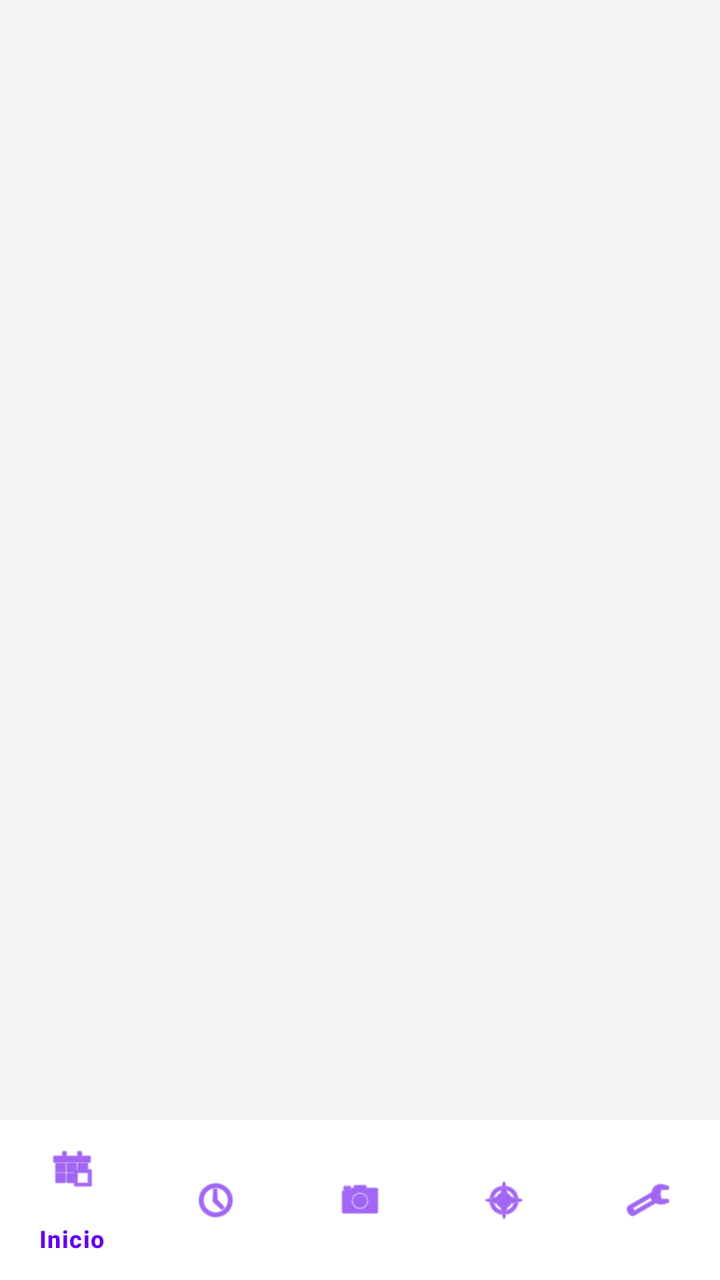
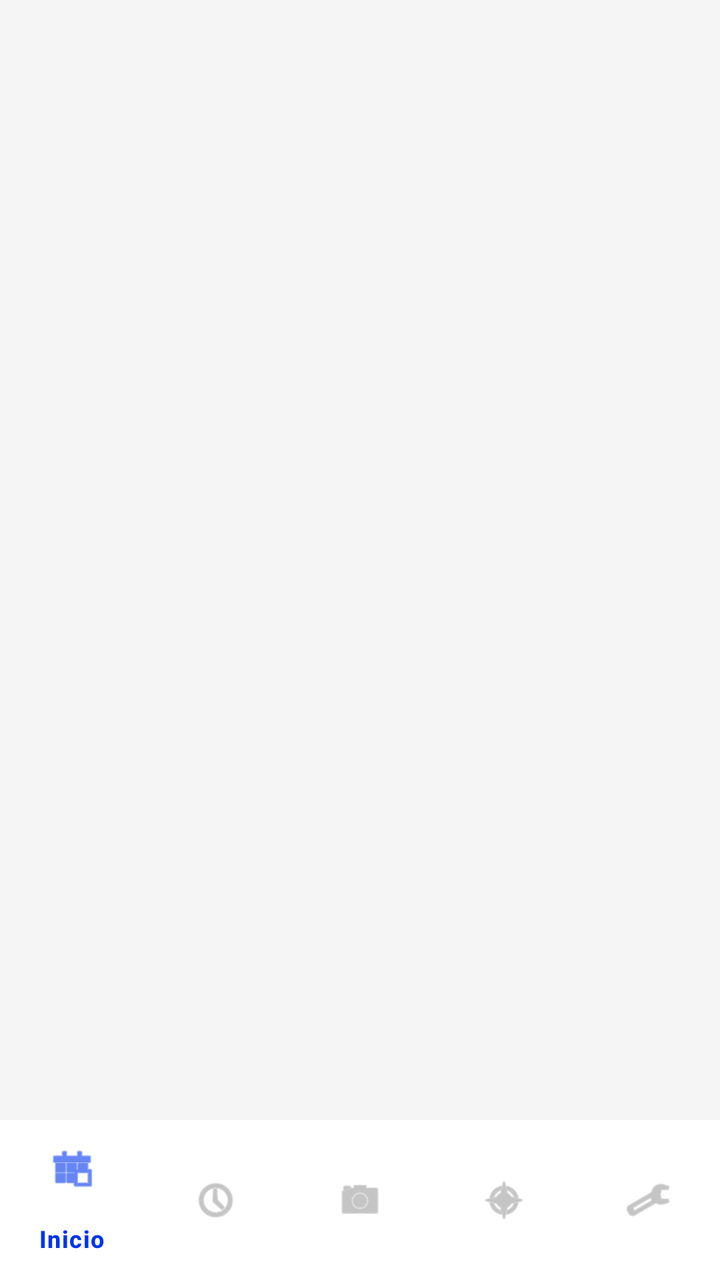

Screens rendered from an Android XML layout before and after an edit, with the pre-edit source and the edit as a unified diff.
<!-- AndroidManifest.xml: application theme Theme.TFGDIABETESAPP -->
<!-- res/layout/activity_main.xml -->
<?xml version="1.0" encoding="utf-8"?>
<androidx.constraintlayout.widget.ConstraintLayout xmlns:android="http://schemas.android.com/apk/res/android"
    xmlns:app="http://schemas.android.com/apk/res-auto"
    android:layout_width="match_parent"
    android:layout_height="match_parent"
    android:background="#F5F5F5">

    <androidx.fragment.app.FragmentContainerView
        android:id="@+id/fragment_container"
        android:layout_width="match_parent"
        android:layout_height="0dp"
        app:layout_constraintTop_toTopOf="parent"
        app:layout_constraintBottom_toTopOf="@id/bottom_navigation" />

    <com.google.android.material.bottomnavigation.BottomNavigationView
        android:id="@+id/bottom_navigation"
        android:layout_width="match_parent"
        android:layout_height="wrap_content"
        android:background="#FFFFFF"
        app:menu="@menu/bottom_nav_menu"
        app:itemIconTint="#6200EE"
        app:itemTextColor="#6200EE"
        app:layout_constraintBottom_toBottomOf="parent"
        app:layout_constraintEnd_toEndOf="parent"
        app:layout_constraintStart_toStartOf="parent" />

</androidx.constraintlayout.widget.ConstraintLayout>
<!-- resources referenced by this layout -->
<resources>
  <style name="Theme.TFGDIABETESAPP" parent="Base.Theme.TFGDIABETESAPP" />
  <style name="Base.Theme.TFGDIABETESAPP" parent="Theme.Material3.DayNight.NoActionBar">
          
          
      </style>
</resources>

<!-- the commit's change to res/layout/activity_main.xml (unified diff, before → after) -->
@@ -18,8 +18,10 @@
         android:layout_height="wrap_content"
         android:background="#FFFFFF"
         app:menu="@menu/bottom_nav_menu"
-        app:itemIconTint="#6200EE"
-        app:itemTextColor="#6200EE"
+
+        app:itemIconTint="@color/nav_item_colors"
+        app:itemTextColor="@color/nav_item_colors"
+
         app:layout_constraintBottom_toBottomOf="parent"
         app:layout_constraintEnd_toEndOf="parent"
         app:layout_constraintStart_toStartOf="parent" />
